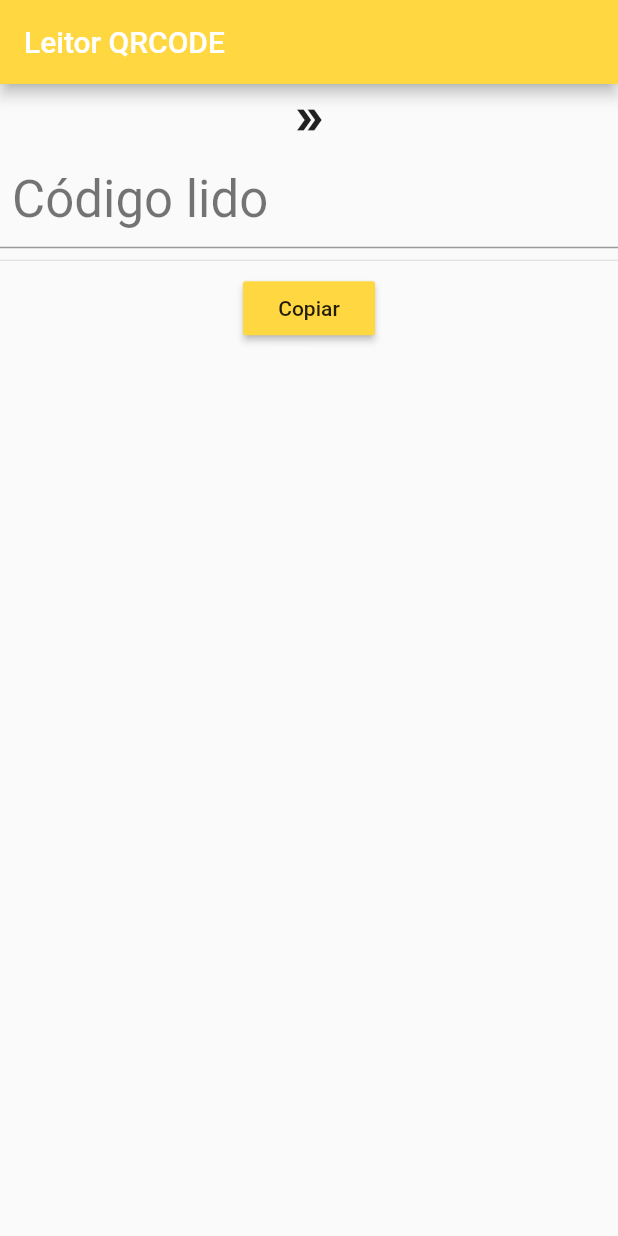
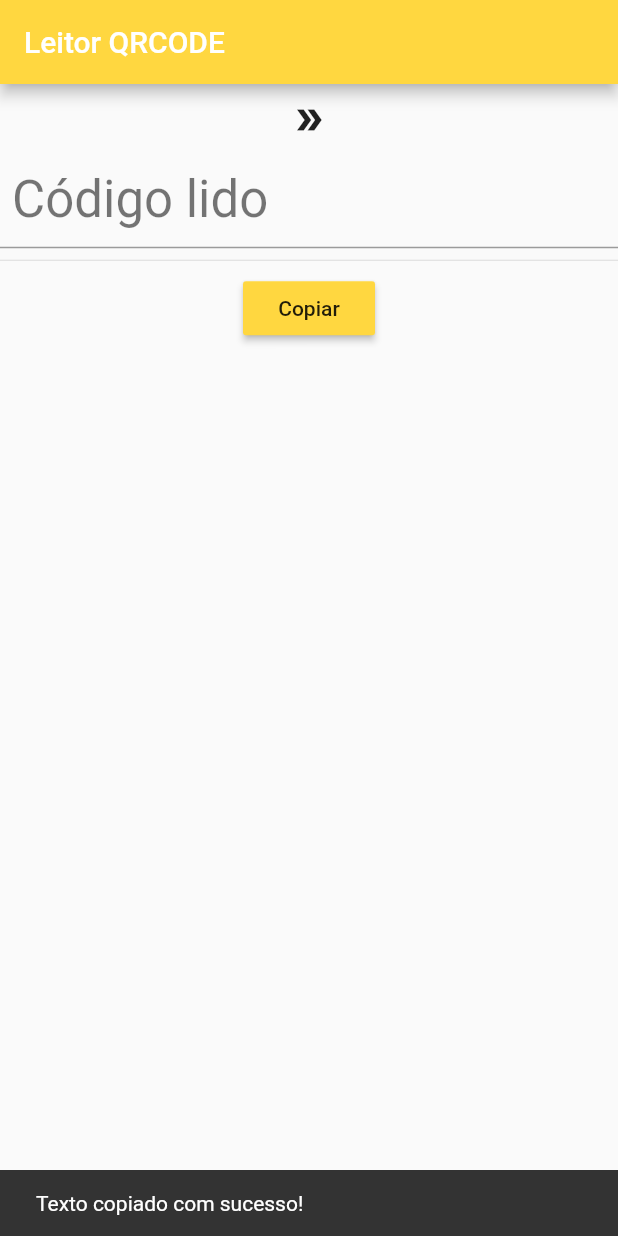
Before and after one commit to marcosradix/qrcode_reader, a Flutter app: the screen it shows after launch, after a tap on "Copiar", on a phone screen of 412 x 824 dp. Run offline on Flutter 3.47's test engine with Material 2 defaults, Android fonts, the phone set to English and light mode, and no system bars; missing offline and left inert: barcode_scan.

Commit message:
adicionada snackbar

```diff
--- a/lib/main.dart
+++ b/lib/main.dart
@@ -14,6 +14,8 @@ class MyApp extends StatefulWidget {
 
 class _MyAppState extends State<MyApp> {
   String barcode = "";
+  final snackBar = new SnackBar(content: new Text("Texto copiado com sucesso!"),);
+  final GlobalKey<ScaffoldState> _scaffoldKey = new GlobalKey<ScaffoldState> ();
   @override
   initState() {
     super.initState();
@@ -23,6 +25,7 @@ class _MyAppState extends State<MyApp> {
   Widget build(BuildContext context) {
     return new MaterialApp(
       home: new Scaffold(
+        key: this._scaffoldKey,
           appBar: new AppBar(
             backgroundColor: Colors.amberAccent,
             title: new Text('Leitor QRCODE'),
@@ -54,12 +57,8 @@ class _MyAppState extends State<MyApp> {
                   color: Colors.amberAccent,
                   child: new Text("Copiar"),
                   onPressed: () {
-                  Clipboard.setData(new ClipboardData(text: barcode));
-                  new AlertDialog(
-                    title: new Text("Texto copiado"),
-                    content: new Text(this.barcode),
-
-                  );
+                    Clipboard.setData(new ClipboardData(text: barcode));
+                    this._scaffoldKey.currentState.showSnackBar(snackBar);
                   },
                 )
               ],
@@ -85,10 +84,5 @@ class _MyAppState extends State<MyApp> {
     } catch (e) {
       setState(() => this.barcode = 'Unknown error: $e');
     }
-
   }
-  showDialog(){
-
-  }
-
 }
```
